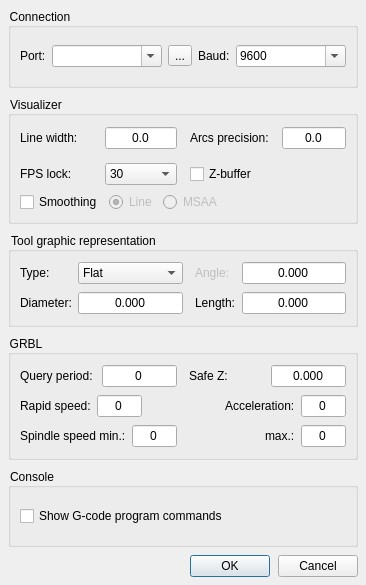
Qt form frmsettings.ui (Denvi/Candle) before a commit.
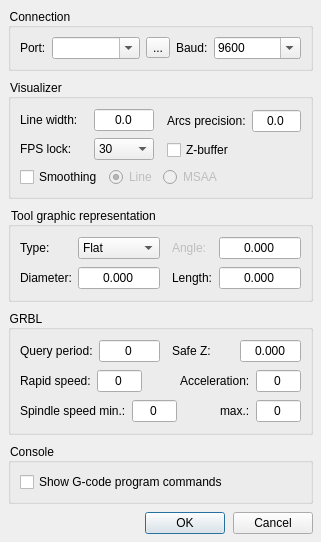
The same form after that commit. Icons and pictures are not drawn.

The edit to the form file:
```diff
--- a/frmsettings.ui
+++ b/frmsettings.ui
@@ -6,8 +6,8 @@
    <rect>
     <x>0</x>
     <y>0</y>
-    <width>366</width>
-    <height>585</height>
+    <width>321</width>
+    <height>499</height>
    </rect>
   </property>
   <property name="windowTitle">
@@ -140,12 +140,12 @@
         </property>
         <item>
          <layout class="QGridLayout" name="gridLayout_3">
-          <property name="topMargin">
-           <number>1</number>
-          </property>
           <property name="bottomMargin">
            <number>1</number>
           </property>
+          <property name="verticalSpacing">
+           <number>6</number>
+          </property>
           <item row="0" column="2">
            <widget class="QDoubleSpinBox" name="txtLineWidth">
             <property name="alignment">
@@ -199,6 +199,9 @@
         </item>
         <item>
          <layout class="QVBoxLayout" name="verticalLayout_6">
+          <property name="spacing">
+           <number>6</number>
+          </property>
           <item>
            <layout class="QHBoxLayout" name="horizontalLayout_8">
             <item>
```
